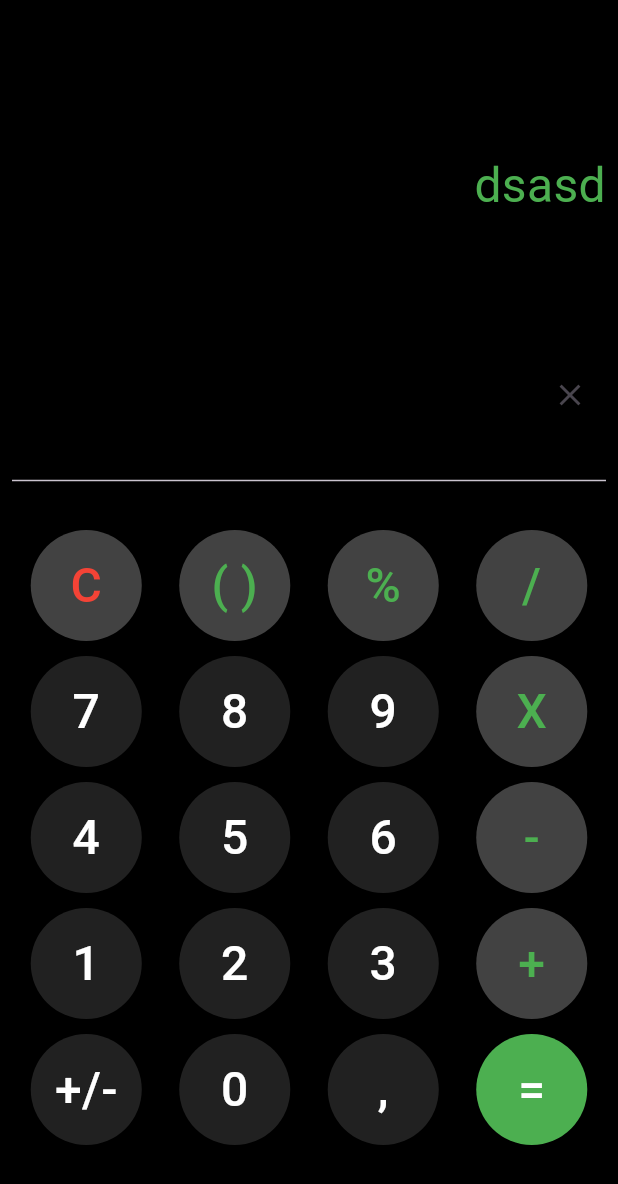
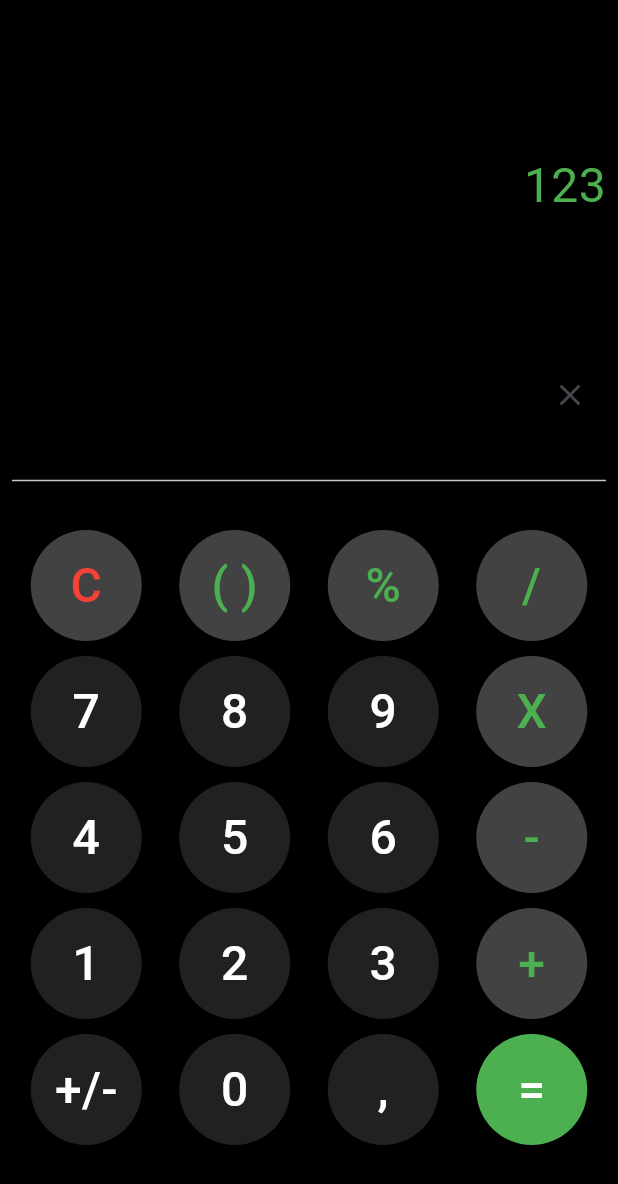
Before and after one commit to WilliamJonathan/calculadora, a Flutter app: the screen it shows after launch, on a phone screen of 412 x 824 dp. Shown: the top 1184 px of the screen. Run offline on Flutter 3.47's test engine with Material 3 defaults, Android fonts, the phone set to English and light mode, and no system bars.

Commit message:
concluido layout

```diff
--- a/lib/app/pages/home/home_page.dart
+++ b/lib/app/pages/home/home_page.dart
@@ -10,7 +10,7 @@ class HomePage extends StatefulWidget {
 
 class _HomePageState extends State<HomePage> {
   final TextEditingController controllerDisplay = TextEditingController();
-  String texto = 'dsasd';
+  String texto = '123';
 
   @override
   void dispose() {
```
